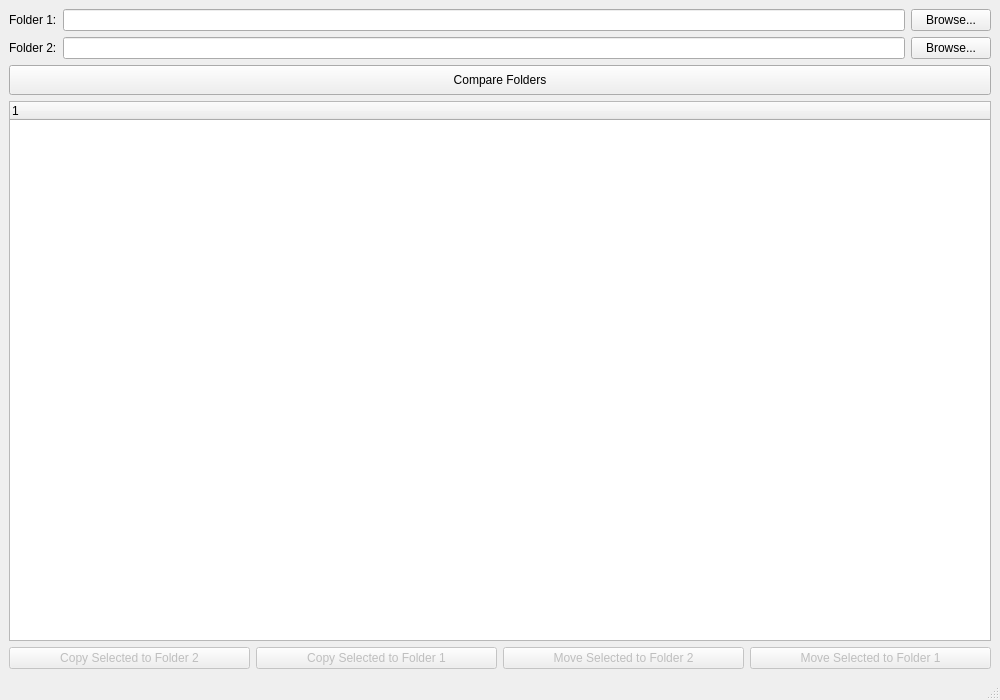
robertjin62/File-Git, file mainwindow.ui: the form before one commit.
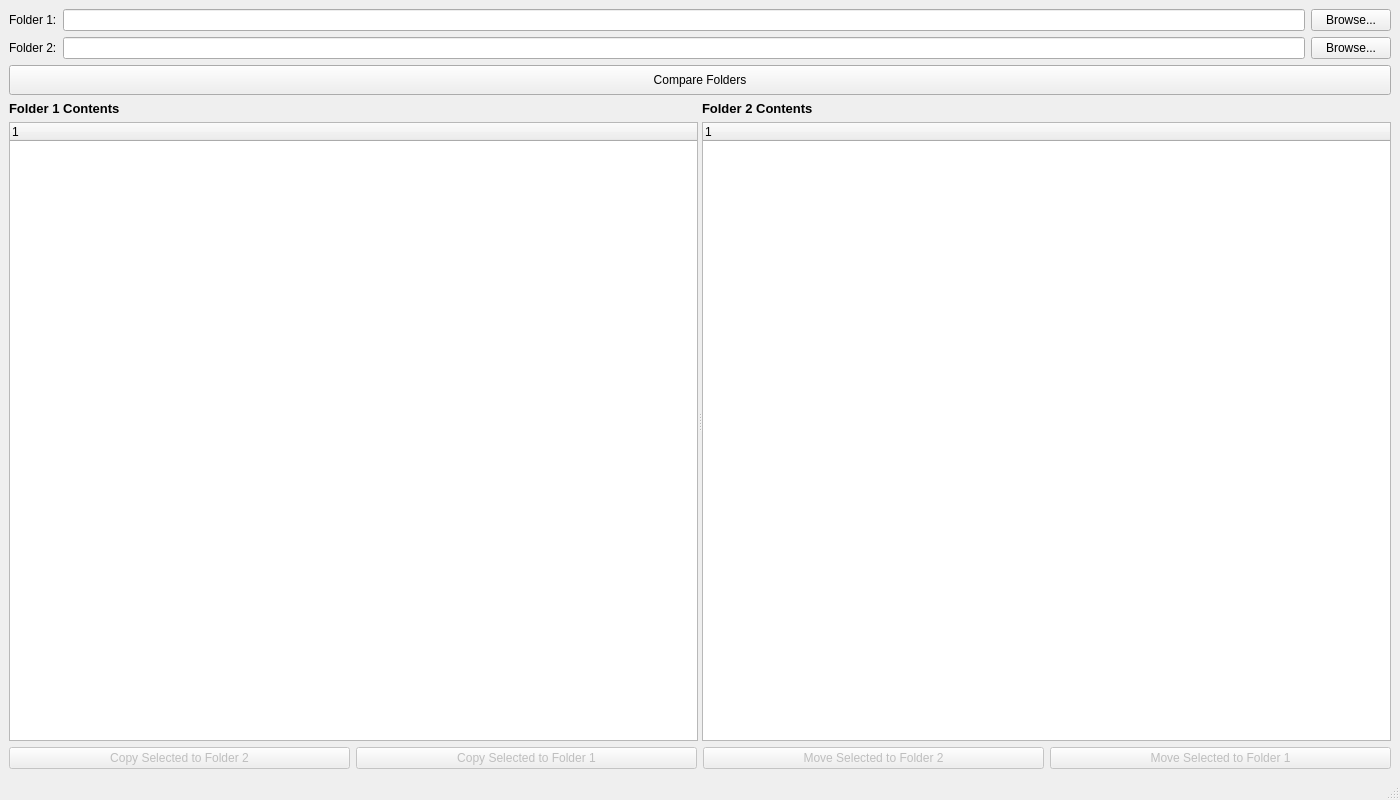
The form after the commit.

Commit message: made comparing widgets and syncing the scrolling

```diff
--- a/mainwindow.ui
+++ b/mainwindow.ui
@@ -6,8 +6,8 @@
    <rect>
     <x>0</x>
     <y>0</y>
-    <width>1000</width>
-    <height>700</height>
+    <width>1400</width>
+    <height>800</height>
    </rect>
   </property>
   <property name="windowTitle">
@@ -71,7 +71,51 @@
      </widget>
     </item>
     <item>
-     <widget class="QTreeWidget" name="treeWidget"/>
+     <widget class="QSplitter" name="splitter">
+      <property name="orientation">
+       <enum>Qt::Horizontal</enum>
+      </property>
+      <widget class="QWidget" name="widgetFolder1">
+       <layout class="QVBoxLayout" name="verticalLayout_2">
+        <item>
+         <widget class="QLabel" name="labelFolder1Title">
+          <property name="text">
+           <string>Folder 1 Contents</string>
+          </property>
+          <property name="font">
+           <font>
+            <pointsize>10</pointsize>
+            <bold>true</bold>
+           </font>
+          </property>
+         </widget>
+        </item>
+        <item>
+         <widget class="QTreeWidget" name="treeWidgetFolder1"/>
+        </item>
+       </layout>
+      </widget>
+      <widget class="QWidget" name="widgetFolder2">
+       <layout class="QVBoxLayout" name="verticalLayout_3">
+        <item>
+         <widget class="QLabel" name="labelFolder2Title">
+          <property name="text">
+           <string>Folder 2 Contents</string>
+          </property>
+          <property name="font">
+           <font>
+            <pointsize>10</pointsize>
+            <bold>true</bold>
+           </font>
+          </property>
+         </widget>
+        </item>
+        <item>
+         <widget class="QTreeWidget" name="treeWidgetFolder2"/>
+        </item>
+       </layout>
+      </widget>
+     </widget>
     </item>
     <item>
      <layout class="QHBoxLayout" name="horizontalLayout_3">
```
Left out of the diff: 2 changed lines with no effect on the pictures. The commit also changes 3 other files.
